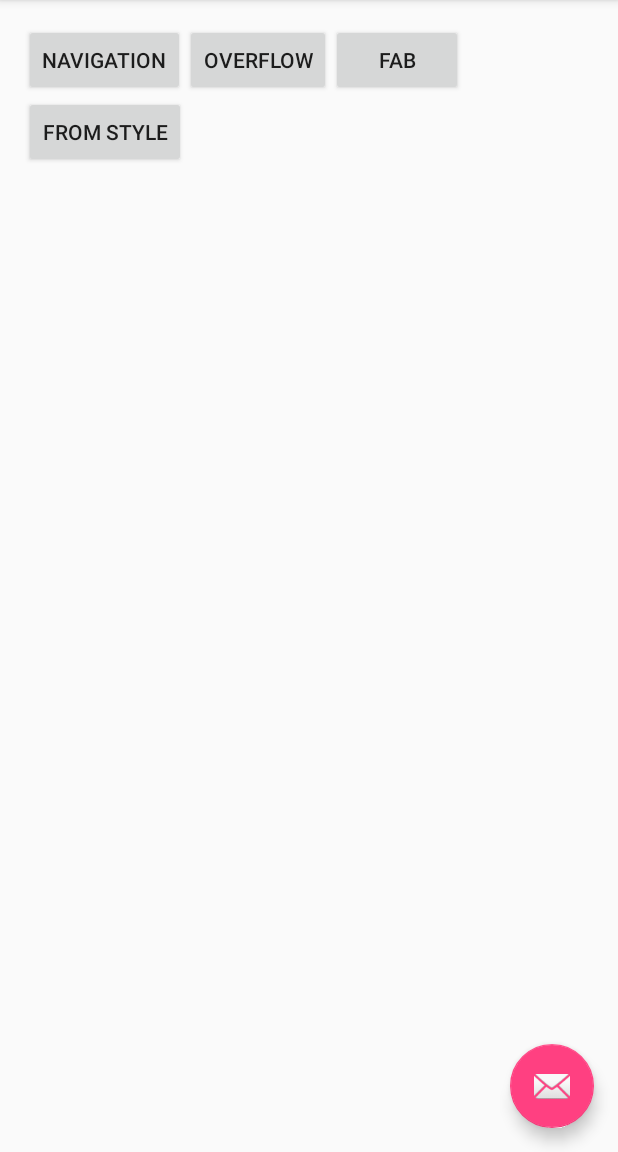
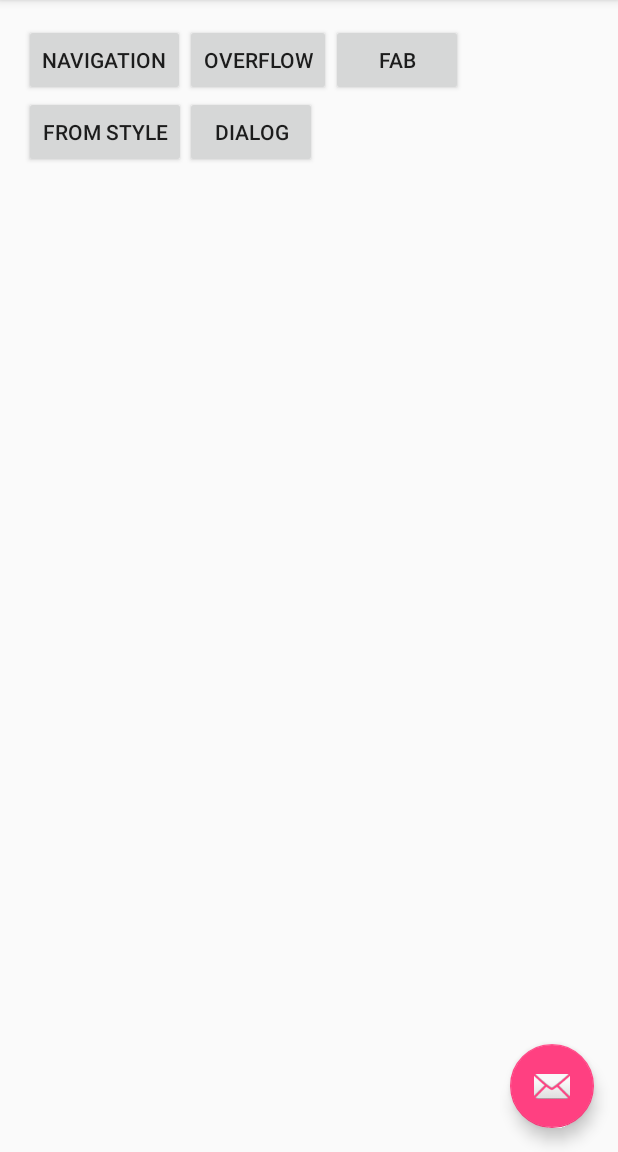
Before and after one commit to sjwall/MaterialTapTargetPrompt, an Android app: the screen it shows after launch (MainActivity), on a phone screen of 412 x 824 dp, the part 84-1236 px from its top. Run offline under Robolectric (Android 15) with nearby library versions, the light colour scheme and no system bars.

Commit message:
Added clipping prompt to activity bounds
Closes #2

```diff
--- a/sample/src/main/java/uk/co/samuelwall/materialtaptargetprompt/sample/MainActivity.java
+++ b/sample/src/main/java/uk/co/samuelwall/materialtaptargetprompt/sample/MainActivity.java
@@ -16,6 +16,7 @@
 
 package uk.co.samuelwall.materialtaptargetprompt.sample;
 
+import android.content.Intent;
 import android.os.Bundle;
 import android.support.design.widget.FloatingActionButton;
 import android.support.design.widget.Snackbar;
@@ -130,6 +131,11 @@ public class MainActivity extends AppCompatActivity
         new MaterialTapTargetPrompt.Builder(this, R.style.MaterialTapTargetPromptTheme_FabTarget).show();
     }
 
+    public void showDialog(View view)
+    {
+        startActivity(new Intent(this, DialogStyleActivity.class));
+    }
+
     @Override
     protected void onCreate(Bundle savedInstanceState)
     {
--- a/sample/src/main/res/layout/content_main.xml
+++ b/sample/src/main/res/layout/content_main.xml
@@ -67,4 +67,14 @@
         android:layout_alignParentLeft="true"
         android:layout_alignParentStart="true"
         android:onClick="showStylePrompt"/>
+
+    <Button
+        android:layout_width="wrap_content"
+        android:layout_height="wrap_content"
+        android:text="Dialog"
+        android:id="@+id/button_dialog"
+        android:layout_below="@+id/button_overflow"
+        android:layout_toRightOf="@+id/button_nav"
+        android:layout_toEndOf="@+id/button_nav"
+        android:onClick="showDialog"/>
 </RelativeLayout>
--- a/sample/src/main/res/values/styles.xml
+++ b/sample/src/main/res/values/styles.xml
@@ -30,6 +30,19 @@
         <item name="windowNoTitle">true</item>
     </style>
 
+    <style name="AppTheme.Dialog" parent="AppTheme">
+        <item name="windowActionBar">false</item>
+        <item name="windowNoTitle">true</item>
+
+        <item name="android:windowIsTranslucent">true</item>
+        <item name="android:windowBackground">@android:color/transparent</item>
+        <item name="android:windowContentOverlay">@null</item>
+        <item name="android:windowNoTitle">true</item>
+        <item name="android:backgroundDimEnabled">true</item>
+        <item name="android:windowFrame">@null</item>
+        <item name="android:windowCloseOnTouchOutside">true</item>
+    </style>
+
     <style name="AppTheme.AppBarOverlay" parent="ThemeOverlay.AppCompat.Dark.ActionBar" />
 
     <style name="AppTheme.PopupOverlay" parent="ThemeOverlay.AppCompat.Light" />
```
Also changed, not shown: library/src/main/java/uk/co/samuelwall/materialtaptargetprompt/MaterialTapTargetPrompt.java (+78 -27 lines), sample/src/main/AndroidManifest.xml (+13 -7 lines), sample/src/main/java/uk/co/samuelwall/materialtaptargetprompt/sample/DialogStyleActivity.java (added, +50 -0 lines), sample/src/main/res/layout/activity_dialog_style.xml (added, +52 -0 lines).
